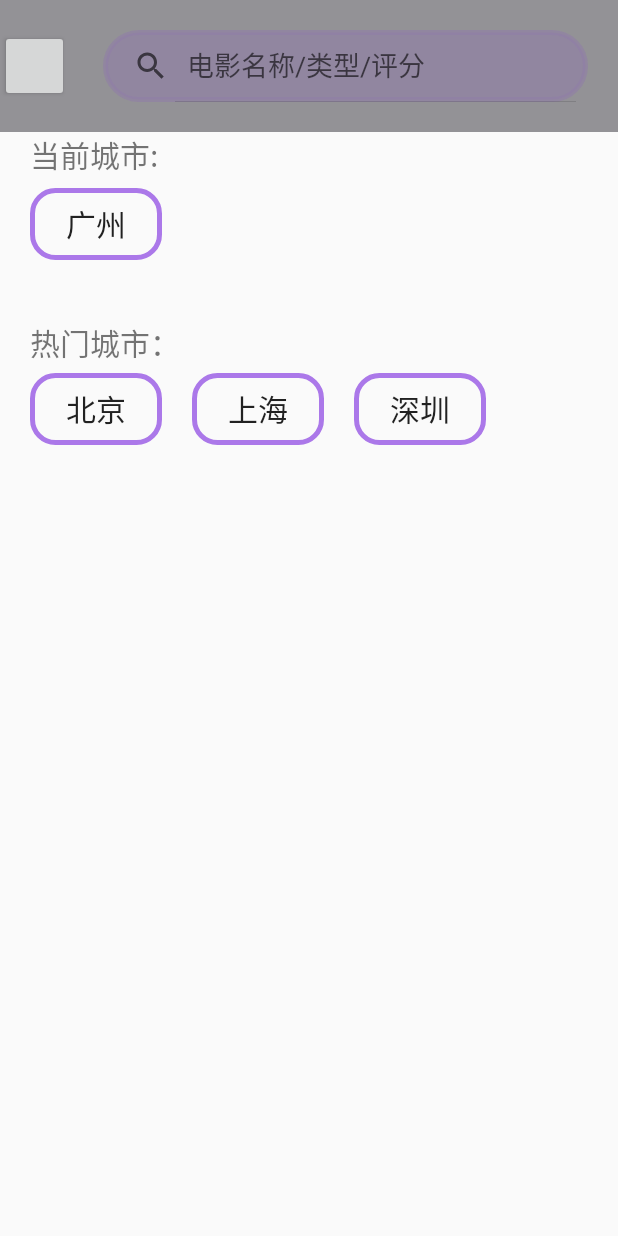
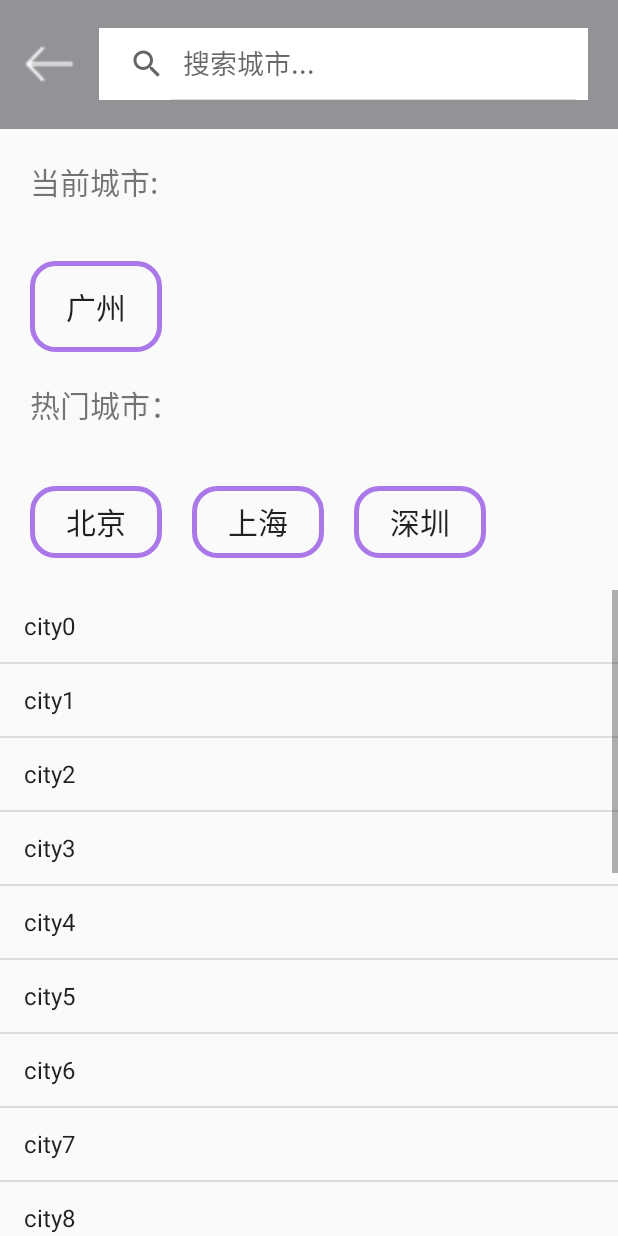
Before and after one commit to android-app-development-course/UniqueFilm, an Android app: the CitychooseActivity screen opened directly, with no data from a screen before it, on a phone screen of 412 x 824 dp. Run offline under Robolectric (Android 15) with nearby library versions, the phone set to English and light mode, and no system bars.

Commit message:
modify the citychoose page

```diff
--- a/UniqueFilm/app/src/main/AndroidManifest.xml
+++ b/UniqueFilm/app/src/main/AndroidManifest.xml
@@ -41,7 +41,8 @@
             android:windowSoftInputMode="stateHidden" />
         <activity android:name=".UsercolActivity" />
         <activity android:name=".FilmDetailActivity" />
-        <activity android:name=".CitychooseActivity" />
+        <activity android:name=".CitychooseActivity"
+        android:windowSoftInputMode="adjustPan"/>
         <activity android:name=".CheckphoneActivity" />
 
         <meta-data
--- a/UniqueFilm/app/src/main/java/com/example/lyz/uniquefilm/CitychooseActivity.java
+++ b/UniqueFilm/app/src/main/java/com/example/lyz/uniquefilm/CitychooseActivity.java
@@ -1,26 +1,122 @@
 package com.example.lyz.uniquefilm;
 
+import android.content.ClipData;
 import android.content.Intent;
 import android.support.v7.app.AppCompatActivity;
 import android.os.Bundle;
 import android.view.View;
+import android.widget.AdapterView;
+import android.widget.ArrayAdapter;
 import android.widget.Button;
+import android.widget.ListView;
+import android.widget.SearchView;
+import android.widget.SimpleAdapter;
+
+import java.util.ArrayList;
 
 public class CitychooseActivity extends AppCompatActivity {
 
     private Button btnret;
+    private Button CurrentBtn;
+    private Button HotcityBtn1;
+    private Button HotcityBtn2;
+    private Button HotcityBtn3;
+    private String city;
+    private SearchView citySearch;
+    ListView cityList;
+
 
     @Override
     protected void onCreate(Bundle savedInstanceState) {
         super.onCreate(savedInstanceState);
         setContentView(R.layout.activity_citychoose);
         btnret=(Button)findViewById(R.id.btnret);
+        CurrentBtn=(Button)findViewById(R.id.currentcity);
+        HotcityBtn1=(Button)findViewById(R.id.hotcity1);
+        HotcityBtn2=(Button)findViewById(R.id.hotcity2);
+        HotcityBtn3=(Button)findViewById(R.id.hotcity3);
+        citySearch=(SearchView)findViewById(R.id.svcity);
+        cityList=(ListView)findViewById(R.id.allCity);
+        city="无";
+
+
+
+
+
+        ArrayAdapter<String> adapter=new ArrayAdapter(CitychooseActivity.this,android.R.layout.simple_list_item_1,getData());
+        cityList.setAdapter(adapter);
+
+        cityList.setOnItemClickListener(new AdapterView.OnItemClickListener() {
+            @Override
+            public void onItemClick(AdapterView<?> parent, View view, int position, long id) {
+                //city=item的值
+            }
+        });
 
         btnret.setOnClickListener(new View.OnClickListener() {
             @Override
             public void onClick(View v) {
-                finish();
+                backMainAct();
             }
         });
+        CurrentBtn.setOnClickListener(new View.OnClickListener() {
+            @Override
+            public void onClick(View v) {
+                city=CurrentBtn.getText().toString();
+                backMainAct();
+            }
+        });
+        HotcityBtn1.setOnClickListener(new View.OnClickListener() {
+            @Override
+            public void onClick(View v) {
+                city=HotcityBtn1.getText().toString();
+                backMainAct();
+            }
+        });
+        HotcityBtn2.setOnClickListener(new View.OnClickListener() {
+            @Override
+            public void onClick(View v) {
+                city=HotcityBtn2.getText().toString();
+                backMainAct();
+            }
+        });
+        HotcityBtn3.setOnClickListener(new View.OnClickListener() {
+            @Override
+            public void onClick(View v) {
+                city=HotcityBtn3.getText().toString();
+                backMainAct();
+            }
+        });
+        citySearch.setOnQueryTextListener(new SearchView.OnQueryTextListener() {
+            @Override
+            public boolean onQueryTextSubmit(String query) {
+                //处理搜索结果
+                return false;
+            }
+
+            @Override
+            public boolean onQueryTextChange(String newText) {
+                //搜索提示功能
+                return false;
+            }
+        });
+
+    }
+
+    //绑定数据并回传
+    private void backMainAct(){
+        Intent intent=getIntent();
+        intent.putExtra("result",city);
+        CitychooseActivity.this.setResult(1,intent);
+        CitychooseActivity.this.finish();
+    }
+    //测试数据
+    private ArrayList<String> getData(){
+        ArrayList<String> list=new ArrayList<>();
+        for(int i=0;i<20;i++)
+        {
+            list.add("city"+i);
+        }
+        return list;
     }
 }
--- a/UniqueFilm/app/src/main/res/layout/activity_citychoose.xml
+++ b/UniqueFilm/app/src/main/res/layout/activity_citychoose.xml
@@ -1,28 +1,28 @@
 <?xml version="1.0" encoding="utf-8"?>
-<TableLayout
+<LinearLayout
     xmlns:android="http://schemas.android.com/apk/res/android"
     xmlns:app="http://schemas.android.com/apk/res-auto"
     xmlns:tools="http://schemas.android.com/tools"
     android:layout_width="match_parent"
     android:layout_height="match_parent"
+    android:orientation="vertical"
     tools:context="com.example.lyz.uniquefilm.CitychooseActivity">
 
 
-    <TableRow
-        android:layout_width="wrap_content"
+    <LinearLayout
+        android:layout_width="match_parent"
         android:layout_height="0dp"
         android:background="@color/head"
-        android:layout_weight="1"
+        android:layout_weight="2"
         android:gravity="center">
         <Button
             android:id="@+id/btnret"
             android:layout_width="0dp"
             android:layout_height="wrap_content"
-            android:layout_weight="2"/>
-        <TextView
-            android:layout_weight="1"
-            android:layout_width="0dp"
-            android:layout_height="wrap_content"/>
+            android:layout_weight="2"
+            android:background="@mipmap/left2"
+            android:layout_marginLeft="10dp"
+            android:layout_marginRight="10dp"/>
 
         <SearchView
             android:layout_width="0dp"
@@ -32,61 +32,63 @@
             android:layout_marginRight="20dp"
             android:layout_alignParentTop="true"
             android:iconifiedByDefault="false"
-            android:queryHint="电影名称/类型/评分"
-            android:background="@drawable/search_shape">
+            android:queryHint="搜索城市..."
+            android:background="#ffffff">
         </SearchView>
 
 
-    </TableRow>
+    </LinearLayout>
 
 
 
 
-    <TableRow
 
-        android:layout_width="wrap_content"
-        android:layout_height="0dp"
-        android:layout_below="@id/svcity"
-        android:layout_weight="1">
         <LinearLayout
             android:orientation="vertical"
-            android:layout_marginLeft="20dp">
+            android:layout_marginLeft="20dp"
+            android:layout_width="match_parent"
+            android:layout_weight="3"
+            android:layout_height="0dp"
+            android:layout_marginTop="20dp">
             <TextView
                 android:layout_width="wrap_content"
-                android:layout_height="wrap_content"
+                android:layout_height="0dp"
                 android:text="当前城市:"
+                android:layout_weight="1"
                 android:textSize="20sp"/>
             <Button
                 android:id="@+id/currentcity"
                 android:layout_width="wrap_content"
-                android:layout_height="wrap_content"
+                android:layout_height="0dp"
                 android:text="广州"
+                android:layout_weight="1"
                 android:layout_marginTop="7dp"
                 android:textSize="20sp"
 
                 android:background="@drawable/city_btn"/>
         </LinearLayout>
-    </TableRow>
-    <TableRow
-        android:layout_weight="1"
-        android:layout_width="wrap_content"
-        android:layout_height="0dp">
+
+
         <LinearLayout
             android:layout_width="wrap_content"
-            android:layout_height="wrap_content"
+            android:layout_height="0dp"
             android:layout_below="@id/currentcity"
             android:layout_marginLeft="20dp"
-            android:orientation="vertical">
+            android:layout_weight="3"
+            android:orientation="vertical"
+            android:layout_marginTop="20dp">
 
             <TextView
                 android:layout_width="wrap_content"
-                android:layout_height="wrap_content"
+                android:layout_height="0dp"
                 android:text="热门城市："
-                android:textSize="20sp"/>
+                android:textSize="20sp"
+                android:layout_weight="1"/>
 
             <LinearLayout
                 android:layout_width="wrap_content"
-                android:layout_height="wrap_content">
+                android:layout_height="0dp"
+                android:layout_weight="1">
 
                 <Button
                     android:layout_width="wrap_content"
@@ -119,16 +121,18 @@
             </LinearLayout>
         </LinearLayout>
 
-    </TableRow>
-    <TableRow
-        android:layout_weight="12"
+
+    <LinearLayout
+        android:layout_weight="10"
         android:layout_width="wrap_content"
-        android:layout_height="0dp">
-        <ListView>
+        android:layout_height="0dp"
+        android:layout_marginTop="10dp">
+      <ListView
+          android:layout_width="match_parent"
+          android:layout_height="match_parent"
+          android:id="@+id/allCity"/>
 
-        </ListView>
-
-    </TableRow>
+    </LinearLayout>
 
 
-</TableLayout>
+</LinearLayout>
--- a/UniqueFilm/app/src/main/res/layout/tab_home.xml
+++ b/UniqueFilm/app/src/main/res/layout/tab_home.xml
@@ -26,8 +26,8 @@
                 android:layout_height="match_parent"
                 android:layout_marginLeft="5dp"
                 android:text="广州 >"
-                android:textSize="20dp"
-                android:textColor="@color/text"
+                android:textSize="20sp"
+                android:textColor="#ffffff"
                 android:background="@color/head"/>
 
         </LinearLayout>
```
Also changed, not shown: UniqueFilm/app/src/main/java/com/example/lyz/uniquefilm/fragments/HomeFragment.java (+16 -1 lines), UniqueFilm/app/src/main/java/com/example/lyz/uniquefilm/fragments/SearchFragment.java (+7 -0 lines).
